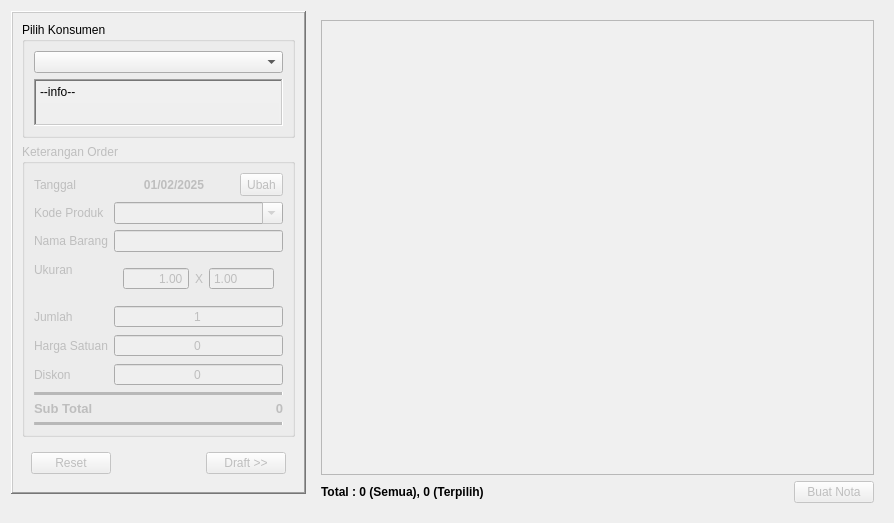
First picture: the form in src/ui/files/createorderdialog.ui, repository AyahnaSyahid/LazyMins, before the edit.
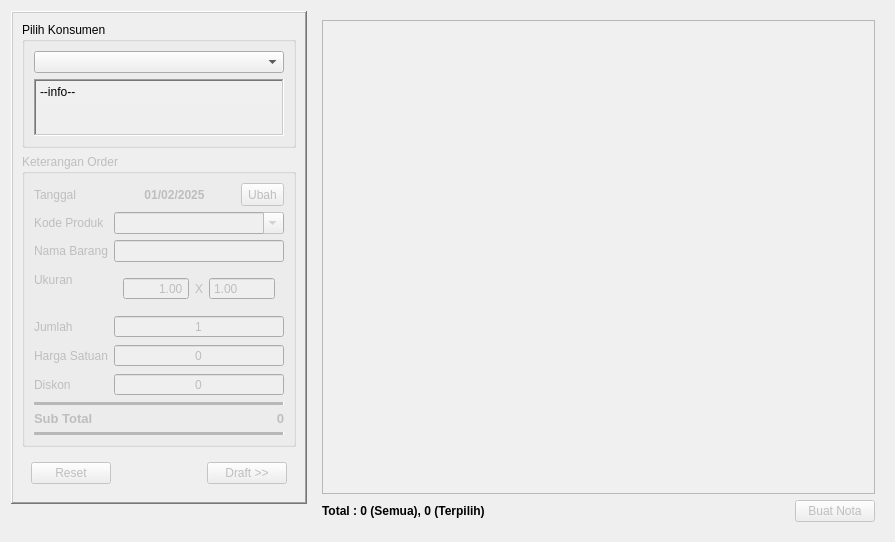
Second picture: the form after the edit.

```diff
--- a/src/ui/files/createorderdialog.ui
+++ b/src/ui/files/createorderdialog.ui
@@ -6,8 +6,8 @@
    <rect>
     <x>0</x>
     <y>0</y>
-    <width>864</width>
-    <height>523</height>
+    <width>895</width>
+    <height>542</height>
    </rect>
   </property>
   <property name="windowTitle">
@@ -599,6 +599,9 @@
         <attribute name="horizontalHeaderMinimumSectionSize">
          <number>25</number>
         </attribute>
+        <attribute name="horizontalHeaderDefaultSectionSize">
+         <number>40</number>
+        </attribute>
         <attribute name="horizontalHeaderStretchLastSection">
          <bool>true</bool>
         </attribute>
```
Left out of the diff: 3 changed lines with no effect on the pictures.
